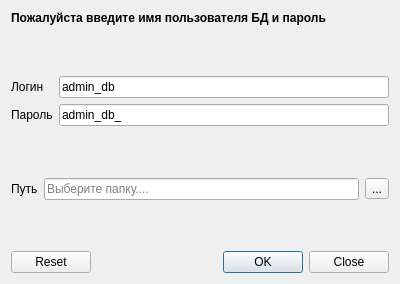
Qt form dialogs/authdialog.ui (gurmaaan/AtlasKidney) before a commit.
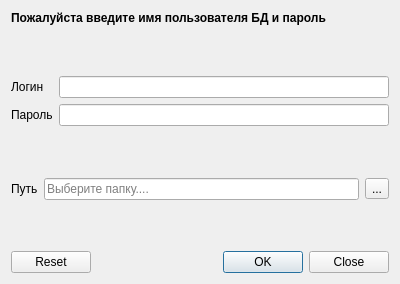
The same form after that commit. Icons and pictures are not drawn.

```diff
--- a/dialogs/authdialog.ui
+++ b/dialogs/authdialog.ui
@@ -68,7 +68,7 @@
         <string notr="true">color: black;</string>
        </property>
        <property name="text">
-        <string>admin_db</string>
+        <string/>
        </property>
       </widget>
      </item>
@@ -91,7 +91,7 @@
         <string notr="true">color:black;</string>
        </property>
        <property name="text">
-        <string>admin_db_</string>
+        <string/>
        </property>
       </widget>
      </item>
```
